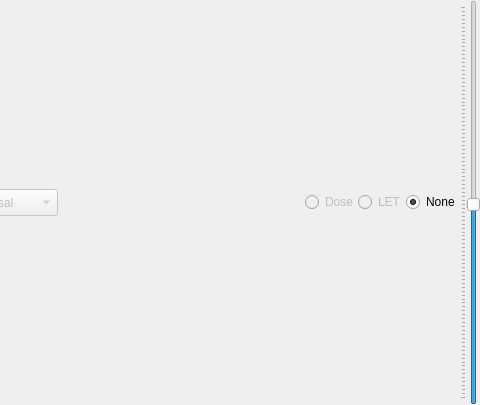
The window that pytripgui/view/viewcanvas.ui (pytrip/pytripgui) describes before a commit, drawn with Qt 5; both pictures show x 381 to 861 and y 0 to 405 of the 861 by 405 pixel window.
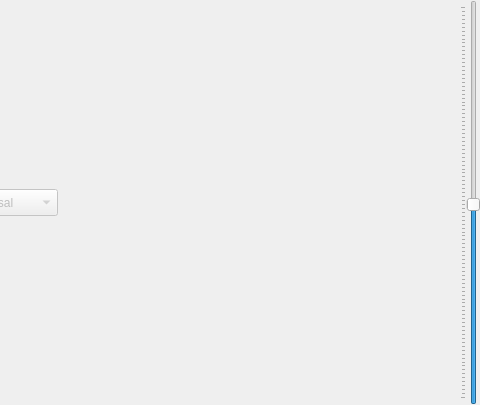
The same window after the commit.

Commit message: Added ability to change display_filter through item tree, removed redundant display_filter buttons

Diff of the .ui file:
```diff
--- a/pytripgui/view/viewcanvas.ui
+++ b/pytripgui/view/viewcanvas.ui
@@ -103,39 +103,6 @@
          </property>
         </spacer>
        </item>
-       <item>
-        <widget class="QRadioButton" name="Dose_radioButton">
-         <property name="enabled">
-          <bool>false</bool>
-         </property>
-         <property name="text">
-          <string>Dose</string>
-         </property>
-        </widget>
-       </item>
-       <item>
-        <widget class="QRadioButton" name="LET_radioButton">
-         <property name="enabled">
-          <bool>false</bool>
-         </property>
-         <property name="text">
-          <string>LET</string>
-         </property>
-        </widget>
-       </item>
-       <item>
-        <widget class="QRadioButton" name="None_radioButton">
-         <property name="enabled">
-          <bool>true</bool>
-         </property>
-         <property name="text">
-          <string>None</string>
-         </property>
-         <property name="checked">
-          <bool>true</bool>
-         </property>
-        </widget>
-       </item>
       </layout>
      </item>
      <item>
```
The commit also changes 1 other file.
